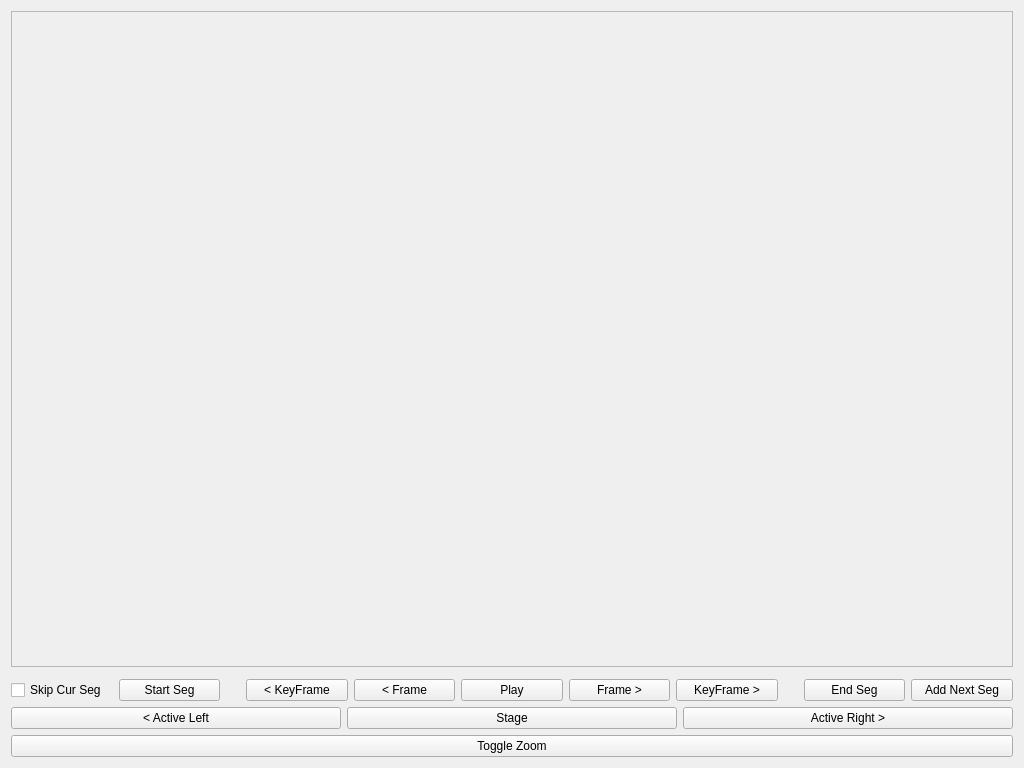
Before: the Qt Designer form prototypes/SegmentDetector/mainwindow.ui in trafficman/commcut, drawn with Qt 5.
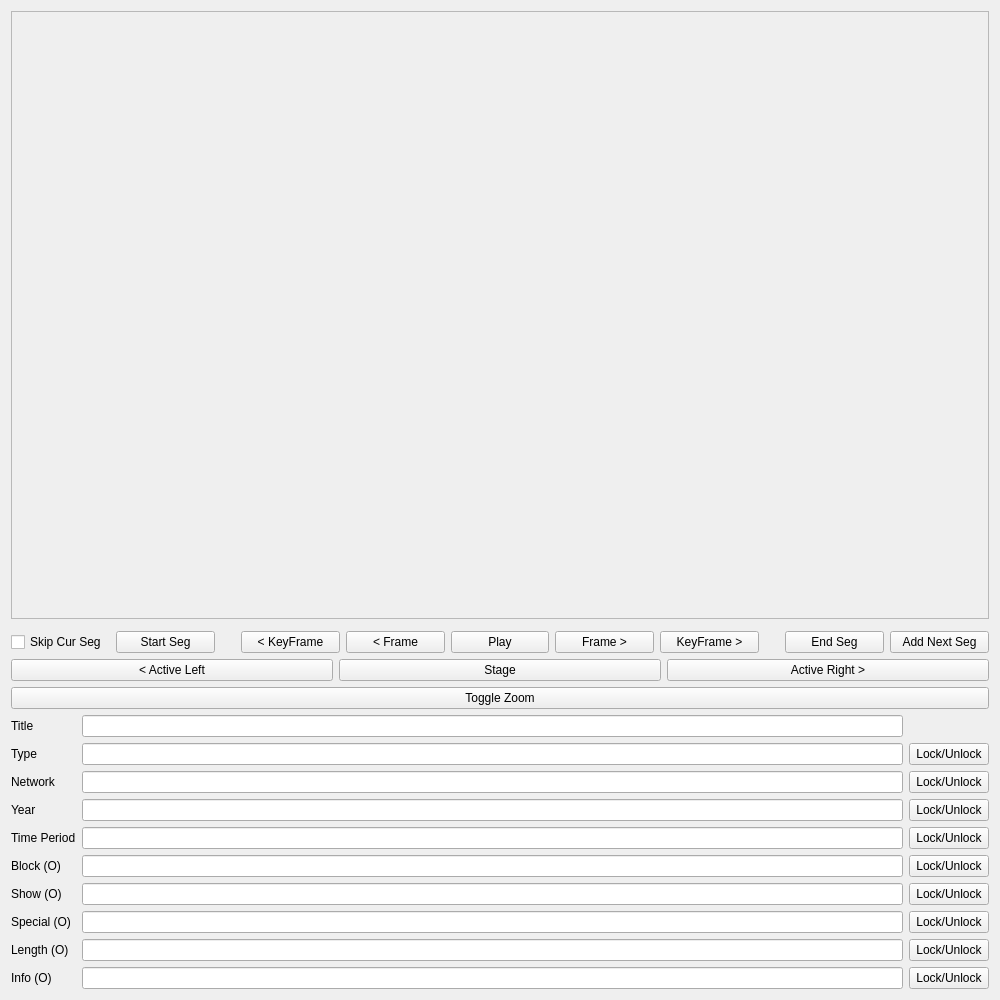
After: the same form once the commit is applied. Custom widgets are drawn as their Qt base class.

Commit message: implement basic segment tagging

```diff
--- a/prototypes/SegmentDetector/mainwindow.ui
+++ b/prototypes/SegmentDetector/mainwindow.ui
@@ -6,8 +6,8 @@
    <rect>
     <x>0</x>
     <y>0</y>
-    <width>1024</width>
-    <height>768</height>
+    <width>1000</width>
+    <height>1000</height>
    </rect>
   </property>
   <property name="windowTitle">
@@ -172,6 +172,200 @@
        </property>
       </widget>
      </item>
+     <item>
+      <layout class="QGridLayout" name="tagsLayout">
+       <item row="0" column="2">
+        <widget class="QLineEdit" name="lineEditTitle"/>
+       </item>
+       <item row="1" column="0">
+        <widget class="QLabel" name="labelType">
+         <property name="text">
+          <string>Type</string>
+         </property>
+        </widget>
+       </item>
+       <item row="9" column="0">
+        <widget class="QLabel" name="labelInfo">
+         <property name="text">
+          <string>Info (O)</string>
+         </property>
+        </widget>
+       </item>
+       <item row="1" column="3">
+        <widget class="QPushButton" name="lockType">
+         <property name="text">
+          <string>Lock/Unlock</string>
+         </property>
+         <property name="checkable">
+          <bool>true</bool>
+         </property>
+        </widget>
+       </item>
+       <item row="3" column="0">
+        <widget class="QLabel" name="labelYear">
+         <property name="text">
+          <string>Year</string>
+         </property>
+        </widget>
+       </item>
+       <item row="0" column="0">
+        <widget class="QLabel" name="labelTitle">
+         <property name="text">
+          <string>Title</string>
+         </property>
+        </widget>
+       </item>
+       <item row="2" column="0">
+        <widget class="QLabel" name="labelNetwork">
+         <property name="text">
+          <string>Network</string>
+         </property>
+        </widget>
+       </item>
+       <item row="8" column="0">
+        <widget class="QLabel" name="labelLength">
+         <property name="text">
+          <string>Length (O)</string>
+         </property>
+        </widget>
+       </item>
+       <item row="4" column="0">
+        <widget class="QLabel" name="labelTimePeriod">
+         <property name="text">
+          <string>Time Period</string>
+         </property>
+        </widget>
+       </item>
+       <item row="1" column="2">
+        <widget class="QLineEdit" name="lineEditType"/>
+       </item>
+       <item row="6" column="0">
+        <widget class="QLabel" name="labelShow">
+         <property name="text">
+          <string>Show (O)</string>
+         </property>
+        </widget>
+       </item>
+       <item row="5" column="0">
+        <widget class="QLabel" name="labelBlock">
+         <property name="text">
+          <string>Block (O)</string>
+         </property>
+        </widget>
+       </item>
+       <item row="7" column="0">
+        <widget class="QLabel" name="labelSpecial">
+         <property name="text">
+          <string>Special (O)</string>
+         </property>
+        </widget>
+       </item>
+       <item row="2" column="2">
+        <widget class="QLineEdit" name="lineEditNetwork"/>
+       </item>
+       <item row="3" column="2">
+        <widget class="QLineEdit" name="lineEditYear"/>
+       </item>
+       <item row="4" column="2">
+        <widget class="QLineEdit" name="lineEditTimePeriod"/>
+       </item>
+       <item row="5" column="2">
+        <widget class="QLineEdit" name="lineEditBlock"/>
+       </item>
+       <item row="6" column="2">
+        <widget class="QLineEdit" name="lineEditShow"/>
+       </item>
+       <item row="7" column="2">
+        <widget class="QLineEdit" name="lineEditSpecial"/>
+       </item>
+       <item row="8" column="2">
+        <widget class="QLineEdit" name="lineEditLength"/>
+       </item>
+       <item row="9" column="2">
+        <widget class="QLineEdit" name="lineEditInfo"/>
+       </item>
+       <item row="2" column="3">
+        <widget class="QPushButton" name="lockNetwork">
+         <property name="text">
+          <string>Lock/Unlock</string>
+         </property>
+         <property name="checkable">
+          <bool>true</bool>
+         </property>
+        </widget>
+       </item>
+       <item row="3" column="3">
+        <widget class="QPushButton" name="lockYear">
+         <property name="text">
+          <string>Lock/Unlock</string>
+         </property>
+         <property name="checkable">
+          <bool>true</bool>
+         </property>
+        </widget>
+       </item>
+       <item row="4" column="3">
+        <widget class="QPushButton" name="lockTimePeriod">
+         <property name="text">
+          <string>Lock/Unlock</string>
+         </property>
+         <property name="checkable">
+          <bool>true</bool>
+         </property>
+        </widget>
+       </item>
+       <item row="5" column="3">
+        <widget class="QPushButton" name="lockBlock">
+         <property name="text">
+          <string>Lock/Unlock</string>
+         </property>
+         <property name="checkable">
+          <bool>true</bool>
+         </property>
+        </widget>
+       </item>
+       <item row="6" column="3">
+        <widget class="QPushButton" name="lockShow">
+         <property name="text">
+          <string>Lock/Unlock</string>
+         </property>
+         <property name="checkable">
+          <bool>true</bool>
+         </property>
+        </widget>
+       </item>
+       <item row="7" column="3">
+        <widget class="QPushButton" name="lockSpecial">
+         <property name="text">
+          <string>Lock/Unlock</string>
+         </property>
+         <property name="checkable">
+          <bool>true</bool>
+         </property>
+        </widget>
+       </item>
+       <item row="8" column="3">
+        <widget class="QPushButton" name="lockLength">
+         <property name="text">
+          <string>Lock/Unlock</string>
+         </property>
+         <property name="checkable">
+          <bool>true</bool>
+         </property>
+        </widget>
+       </item>
+       <item row="9" column="3">
+        <widget class="QPushButton" name="lockInfo">
+         <property name="text">
+          <string>Lock/Unlock</string>
+         </property>
+         <property name="checkable">
+          <bool>true</bool>
+         </property>
+        </widget>
+       </item>
+      </layout>
+     </item>
     </layout>
    </item>
   </layout>
```
Left out of the diff: 4 changed lines with no effect on the pictures. The commit also changes 1 other file.
